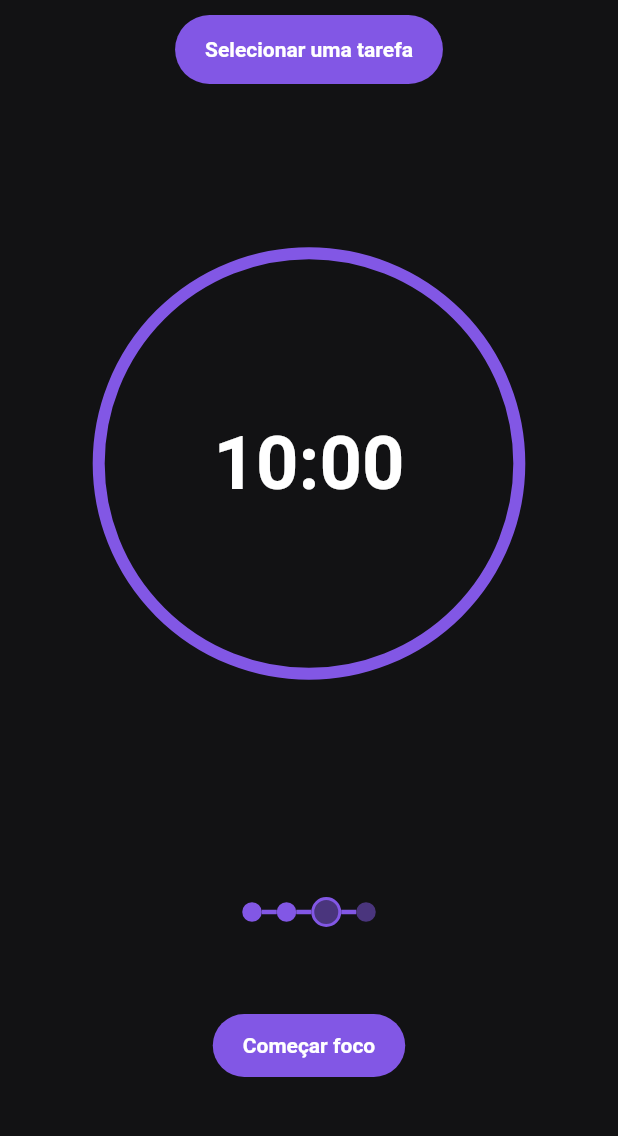
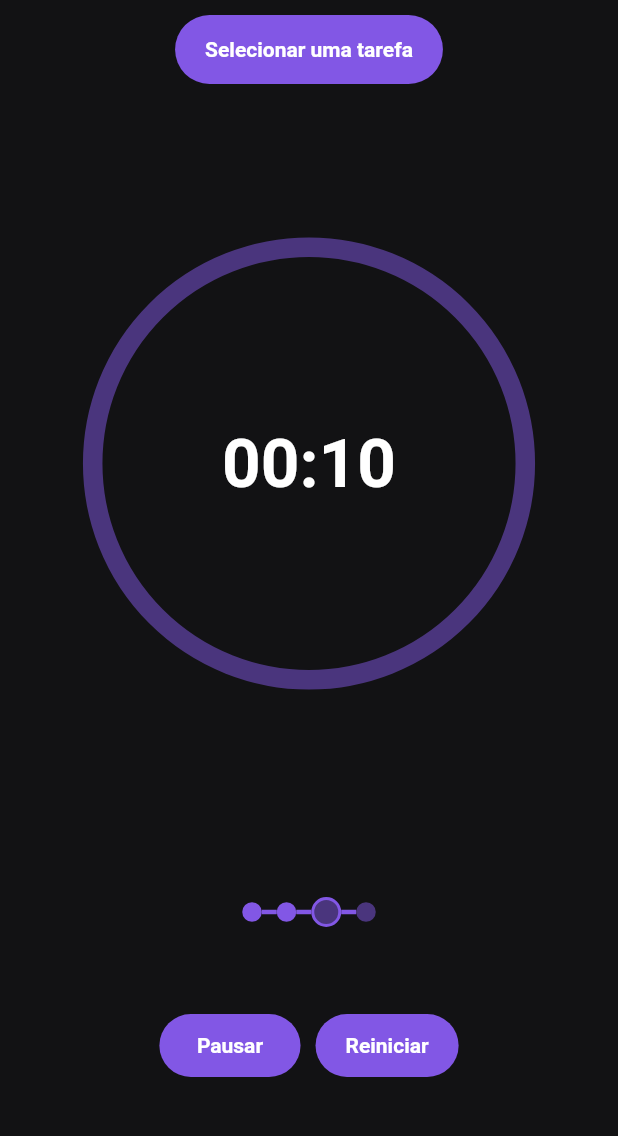
Before and after one commit to RodrigoLima96/time_sense, a Flutter app: the screen it shows after launch, after a tap on "Começar foco", on a phone screen of 412 x 824 dp, the part 84-1220 px from its top. Run offline on Flutter 3.47's test engine with Material 2 defaults, Android fonts, the phone set to English and light mode, and no system bars; drawn by our look-alikes of circular_countdown_timer; our stand-ins replace flutter_svg; network calls fail.

Commit message:
add pomodoro controller

```diff
--- a/lib/src/app_widget.dart
+++ b/lib/src/app_widget.dart
@@ -1,5 +1,7 @@
 import 'package:flutter/material.dart';
+import 'package:provider/provider.dart';
 
+import 'controllers/controllers.dart';
 import 'pages/pages.dart';
 
 class MyApp extends StatelessWidget {
@@ -7,10 +9,14 @@ class MyApp extends StatelessWidget {
 
   @override
   Widget build(BuildContext context) {
-    return const MaterialApp(
-      title: 'Time Sense',
-      debugShowCheckedModeBanner: false,
-      home: HomePage()
+    return MultiProvider(
+      providers: [
+        ChangeNotifierProvider(create: (context) => PomodoroController()),
+      ],
+      child: const MaterialApp(
+          title: 'Time Sense',
+          debugShowCheckedModeBanner: false,
+          home: HomePage()),
     );
   }
 }
--- /dev/null
+++ b/lib/src/controllers/controllers.dart
@@ -0,0 +1 @@
+export './pomodoro_controller.dart';
--- /dev/null
+++ b/lib/src/controllers/pomodoro_controller.dart
@@ -0,0 +1,58 @@
+// ignore_for_file: non_constant_identifier_names
+
+import 'package:circular_countdown_timer/circular_countdown_timer.dart';
+import 'package:flutter/material.dart';
+
+enum PomodoroState { notStarted, paused, running, breakTime }
+
+class PomodoroController extends ChangeNotifier {
+  final CountDownController countDownController = CountDownController();
+  final int PomodoroDurationInSeconds = 10;
+  final String PomodoroDurationInMinutes = '01:00';
+
+  PomodoroState _state = PomodoroState.notStarted;
+
+  PomodoroState get state => _state;
+
+  String get buttonText {
+    switch (_state) {
+      case PomodoroState.notStarted:
+        return 'Começar foco';
+      case PomodoroState.paused:
+        return 'Retomar';
+      case PomodoroState.running:
+        return 'Pausar';
+      case PomodoroState.breakTime:
+        return 'Começar pausa';
+    }
+  }
+
+  initPomodoro({required bool breakTime}) {
+    countDownController.start();
+    _state = breakTime ? PomodoroState.breakTime : PomodoroState.running;
+    notifyListeners();
+  }
+
+  pausePomodoro() {
+    countDownController.pause();
+    _state = PomodoroState.paused;
+    notifyListeners();
+  }
+
+  resumePomodoro() {
+    countDownController.resume();
+    _state = PomodoroState.running;
+    notifyListeners();
+  }
+
+  cancelPomodoro() {
+    countDownController.reset();
+    _state = PomodoroState.notStarted;
+    notifyListeners();
+  }
+
+  setPomodoroBreak() {
+    _state = PomodoroState.breakTime;
+    notifyListeners();
+  }
+}
--- a/lib/src/pages/home/widgets/home_body.dart
+++ b/lib/src/pages/home/widgets/home_body.dart
@@ -1,6 +1,8 @@
 // ignore_for_file: prefer_const_constructors
 
 import 'package:flutter/material.dart';
+// import 'package:provider/provider.dart';
+// import 'package:time_sense/src/controllers/controllers.dart';
 
 import '../../../shared/utils/utils.dart';
 import '../../../shared/widgets/widgets.dart';
@@ -18,6 +20,8 @@ class _HomeBodyState extends State<HomeBody> {
   @override
   Widget build(BuildContext context) {
     Size size = MediaQuery.of(context).size;
+
+    // final controller = context.watch<PomodoroController>();
 
     final List<String> userSessions = [
       'complete',
@@ -48,7 +52,7 @@ class _HomeBodyState extends State<HomeBody> {
             top: size.height * 0.2,
             left: 0,
             right: 0,
-            child: const TimerWidget(
+            child: const TimerWidgetTest(
               timer: Duration(minutes: 10),
             ),
           ),
@@ -62,12 +66,7 @@ class _HomeBodyState extends State<HomeBody> {
             bottom: 50,
             left: 0,
             right: 0,
-            child: PrimaryButton(
-              color: primaryColor,
-              press: () {},
-              text: 'Começar foco',
-              height: 13,
-            ),
+            child: HomeButtons()
           ),
         ],
       ),
--- /dev/null
+++ b/lib/src/pages/home/widgets/home_buttons.dart
@@ -0,0 +1,66 @@
+import 'package:flutter/material.dart';
+import 'package:provider/provider.dart';
+
+import 'package:time_sense/src/controllers/controllers.dart';
+
+import '../../../shared/utils/utils.dart';
+import '../../../shared/widgets/widgets.dart';
+
+class HomeButtons extends StatelessWidget {
+  const HomeButtons({super.key});
+
+  @override
+  Widget build(BuildContext context) {
+    final controller = context.watch<PomodoroController>();
+
+    return Row(
+      mainAxisAlignment: MainAxisAlignment.center,
+      children: [
+        PrimaryButton(
+          color: primaryColor,
+          press: () {
+            if (controller.state == PomodoroState.notStarted ||
+                controller.state == PomodoroState.breakTime) {
+              if (controller.state == PomodoroState.breakTime) {
+                controller.initPomodoro(breakTime: true);
+              } else {
+                controller.initPomodoro(breakTime: false);
+              }
+            } else if (controller.state == PomodoroState.paused) {
+              controller.resumePomodoro();
+            } else if (controller.state == PomodoroState.running) {
+              controller.pausePomodoro();
+            }
+          },
+          text: controller.buttonText,
+          height: 13,
+          width: 25,
+        ),
+        controller.state == PomodoroState.running ||
+                controller.state == PomodoroState.paused
+            ? Container(
+                margin: const EdgeInsets.only(left: 10),
+                child: PrimaryButton(
+                  color: primaryColor,
+                  press: () {
+                    if (controller.state == PomodoroState.paused) {
+                      controller.cancelPomodoro();
+                    } else {
+                      controller.initPomodoro(breakTime: false);
+                    }
+                  },
+                  text: controller.state == PomodoroState.paused
+                      ? controller.state == PomodoroState.breakTime
+                          ? 'Pular'
+                          : 'Cancelar'
+                      : controller.state == PomodoroState.breakTime
+                          ? 'Pular'
+                          : 'Reiniciar',
+                  height: 13,
+                ),
+              )
+            : const SizedBox(),
+      ],
+    );
+  }
+}
--- a/lib/src/pages/home/widgets/timer_widget.dart
+++ b/lib/src/pages/home/widgets/timer_widget.dart
@@ -1,15 +1,18 @@
 import 'package:flutter/material.dart';
-
 import '../../../shared/utils/utils.dart';
 
-class TimerWidget extends StatelessWidget {
+class TimerWidget extends StatefulWidget {
   final Duration timer;
 
   const TimerWidget({super.key, required this.timer});
 
   @override
+  State<TimerWidget> createState() => _TimerWidgetState();
+}
+
+class _TimerWidgetState extends State<TimerWidget> {
+  @override
   Widget build(BuildContext context) {
-
     final size = MediaQuery.of(context).size;
 
     return Container(
--- /dev/null
+++ b/lib/src/pages/home/widgets/timer_widget_test.dart
@@ -0,0 +1,58 @@
+import 'package:flutter/material.dart';
+import 'package:circular_countdown_timer/circular_countdown_timer.dart';
+import 'package:provider/provider.dart';
+import 'package:time_sense/src/controllers/controllers.dart';
+import 'package:time_sense/src/shared/utils/constants.dart';
+
+class TimerWidgetTest extends StatefulWidget {
+  final Duration timer;
+
+  const TimerWidgetTest({super.key, required this.timer});
+
+  @override
+  State<TimerWidgetTest> createState() => _TimerWidgetTestState();
+}
+
+class _TimerWidgetTestState extends State<TimerWidgetTest> {
+  @override
+  Widget build(BuildContext context) {
+    final size = MediaQuery.of(context).size;
+    final controller = context.watch<PomodoroController>();
+
+    return CircularCountDownTimer(
+      duration: controller.PomodoroDurationInSeconds,
+      initialDuration: 0,
+      controller: controller.countDownController,
+      width: size.width * 0.8,
+      height: size.height * 0.35,
+      ringColor: secondaryColor,
+      fillColor: primaryColor,
+      backgroundColor: backgroundColor,
+      strokeWidth: 13,
+      strokeCap: StrokeCap.round,
+      textStyle: textBold.copyWith(
+        fontSize: 45.0,
+      ),
+      textFormat: CountdownTextFormat.MM_SS,
+      isReverse: true,
+      autoStart: false,
+      onStart: () {
+        debugPrint('Countdown Started');
+      },
+      onComplete: () {
+        debugPrint('Countdown Ended');
+        controller.setPomodoroBreak();
+      },
+      onChange: (String timeStamp) {
+        debugPrint('Countdown Changed $timeStamp');
+      },
+      timeFormatterFunction: (defaultFormatterFunction, duration) {
+        if (duration.inSeconds == 0) {
+          return controller.PomodoroDurationInMinutes;
+        } else {
+          return Function.apply(defaultFormatterFunction, [duration]);
+        }
+      },
+    );
+  }
+}
--- a/lib/src/pages/home/widgets/widgets.dart
+++ b/lib/src/pages/home/widgets/widgets.dart
@@ -5,3 +5,5 @@ export './timer_widget.dart';
 export 'bottomSheet/home_bottom_sheet.dart';
 export 'drawer/drawer_icon.dart';
 export 'drawer/home_page_drawer.dart';
+export './timer_widget_test.dart';
+export './home_buttons.dart';
--- a/pubspec.yaml
+++ b/pubspec.yaml
@@ -12,6 +12,8 @@ dependencies:
     sdk: flutter
   cupertino_icons: ^1.0.2
   flutter_svg: ^2.0.7
+  circular_countdown_timer: ^0.2.3
+  provider: ^6.0.5
 
 dev_dependencies:
   flutter_test:
```
Also changed, not shown: pubspec.lock.
